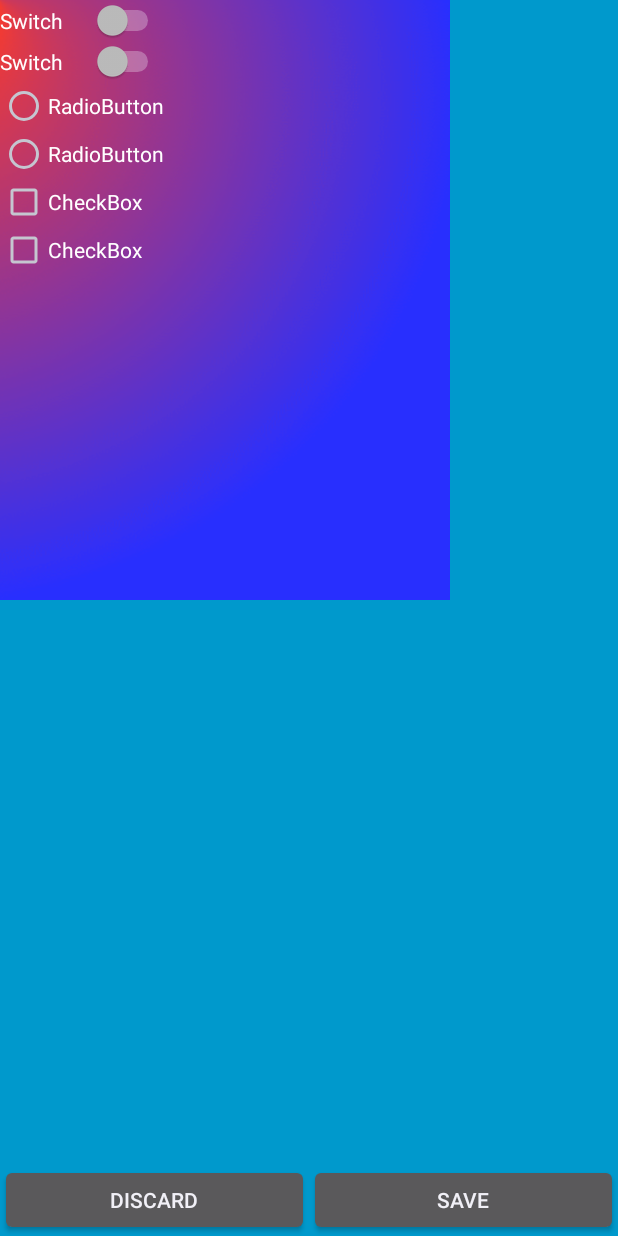
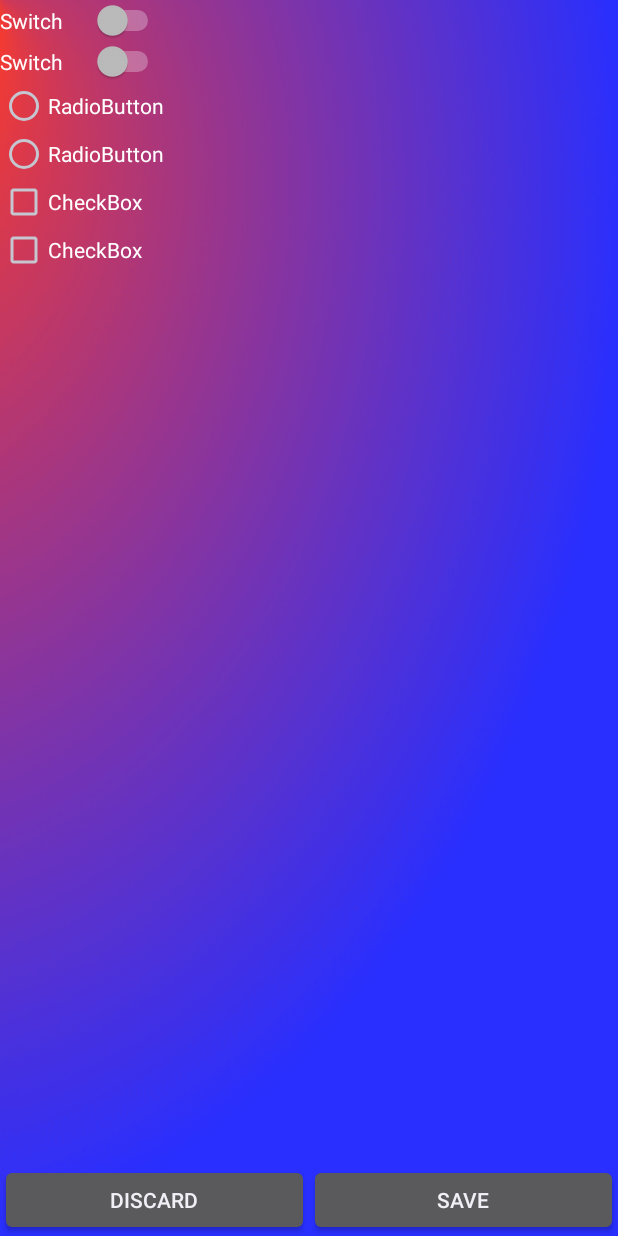
Before and after one commit to jacobsen9026/Reaction-Android4.4, an Android app: the SettingsActivity screen opened directly, with no data from a screen before it, on a phone screen of 412 x 824 dp. Run offline under Robolectric (Android 15) with nearby library versions, the phone set to English and light mode, and no system bars.

Commit message:
Fix for background image

```diff
--- a/src/main/res/layout/activity_settings.xml
+++ b/src/main/res/layout/activity_settings.xml
@@ -3,7 +3,7 @@
     xmlns:tools="http://schemas.android.com/tools"
     android:layout_width="match_parent"
     android:layout_height="match_parent"
-    android:background="#0099cc"
+    android:background="@drawable/main_menu_background"
     android:clipChildren="false"
     tools:context="hpiz.reaction.com.reaction.MainMenuActivity">
 
@@ -15,14 +15,16 @@
         android:adjustViewBounds="false"
         android:cropToPadding="false"
         android:scaleType="fitXY"
-        android:src="@drawable/main_menu_background_animate" />
+        android:src="@drawable/main_menu_background_animate"
+        android:visibility="gone" />
 
     <ImageView
         android:id="@+id/main_menu_background_image"
         android:layout_width="wrap_content"
         android:layout_height="wrap_content"
         android:scaleType="fitXY"
-        android:src="@drawable/main_menu_background" />
+        android:src="@drawable/main_menu_background"
+        android:visibility="gone" />
 
     <android.support.constraint.ConstraintLayout
         android:id="@+id/contentContainer"
@@ -30,7 +32,7 @@
         android:layout_height="match_parent"
         android:clipChildren="false">
 
-    <!-- The primary full-screen view. This can be replaced with whatever view
+        <!-- The primary full-screen view. This can be replaced with whatever view
          is needed to present your content, e.g. VideoView, SurfaceView,
          TextureView, etc. -->
         <ScrollView
```
Also changed, not shown: src/main/res/layout/main_menu_activity.xml (+5 -2 lines).
